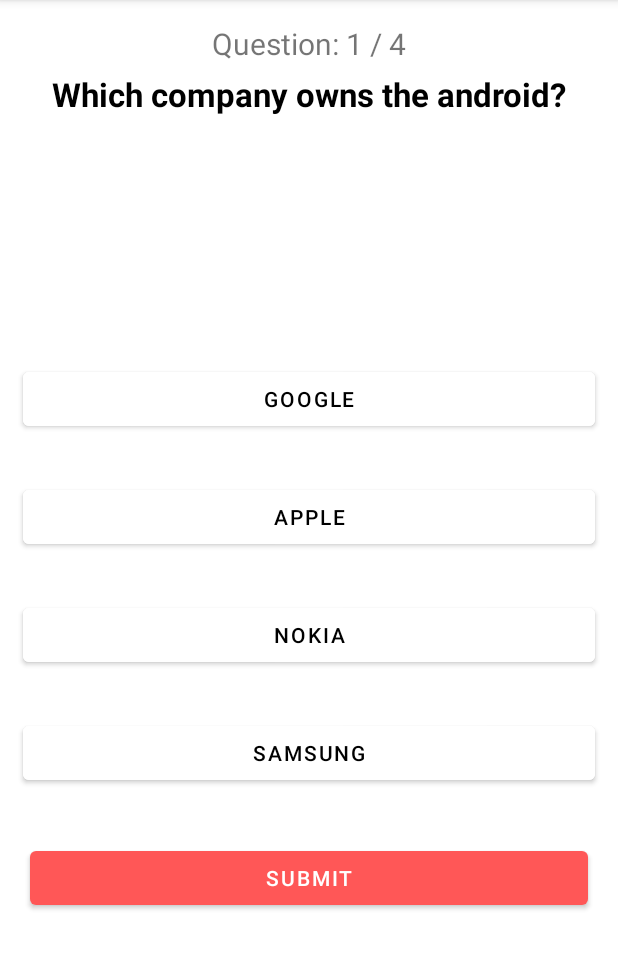
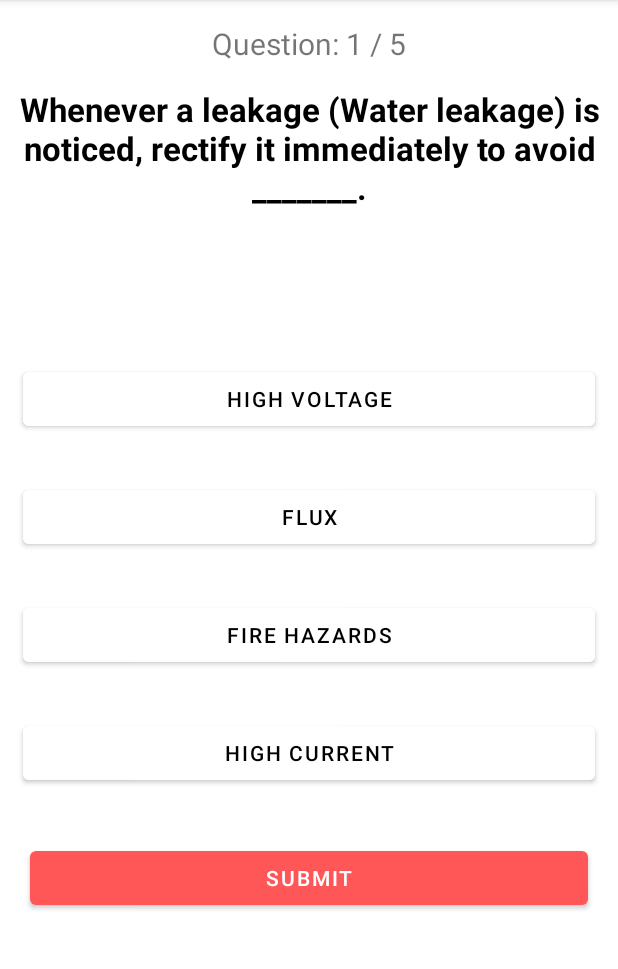
Before and after one commit to harshil-padasala/FireSafety-Application, an Android app: the Quiz screen opened directly, with no data from a screen before it, on a phone screen of 412 x 824 dp, the part 84-1053 px from its top. Run offline under Robolectric (Android 15) with nearby library versions, the phone set to English and light mode, and no system bars.

Commit message:
Modified Quiz activity

```diff
--- a/app/src/main/java/com/example/firesafety/QuestionAnswer.java
+++ b/app/src/main/java/com/example/firesafety/QuestionAnswer.java
@@ -3,24 +3,27 @@ package com.example.firesafety;
 public class QuestionAnswer {
 
     public static String question[] ={
-            "Which company owns the android?",
-            "Which one is not the programming language?",
-            "Where you are watching this video?",
-            "Which company owns the Apple?"
+            "Whenever a leakage (Water leakage) is noticed, rectify it immediately to avoid _______.",
+            "What are the 3 factors that causes Fire?",
+            "Which type of Fire extinguisher must not be used in case of Electric fire?",
+            "What is the role of Class-A extinguisher?",
+            "Which of the following is NOT the cause of Electrical fire?"
     };
 
     public static String choices[][] = {
-            {"Google","Apple","Nokia","Samsung"},
-            {"Java","Kotlin","Notepad","Python"},
-            {"Facebook","Whatsapp","Instagram","Youtube"},
-            {"Google","Apple","Nokia","Samsung"}
+            {"High voltage","Flux","Fire hazards","High current"},
+            {"Heat, Nitrogen, Oxygen","Fuel, Heat, Oxygen","Oxygen, Fuel, Nitrogen","None of the above"},
+            {"Halogen extinguisher","Carbon Chloride extinguisher","Foam extinguisher","Dry powder extinguisher"},
+            {"Used on ordinary combustibles","Used on Flammable liquids","Used on electrically energized fire","Used on nonflammable metals"},
+            {"Loose connections","Open doors","Electrical short circuit","Cooking"}
     };
 
     public static String correctAnswers[] = {
-            "Google",
-            "Notepad",
-            "Youtube",
-            "Apple"
+            "Fire hazards",
+            "Fuel, Heat, Oxygen",
+            "Foam extinguisher",
+            "Used on ordinary combustibles",
+            "Open doors"
     };
 
 }
--- a/app/src/main/java/com/example/firesafety/Quiz.java
+++ b/app/src/main/java/com/example/firesafety/Quiz.java
@@ -60,7 +60,7 @@ public class Quiz extends AppCompatActivity implements View.OnClickListener {
             if(selectedAnswer.equals(QuestionAnswer.correctAnswers[currentQuestionIndex])){
                 score++;
             }
-            totalQuestionsTextView.setText("Question: " + (currentQuestionIndex+1) + " / " + totalQuestion);
+
             currentQuestionIndex++;
             loadNewQuestion();
         }
@@ -77,7 +77,7 @@ public class Quiz extends AppCompatActivity implements View.OnClickListener {
             finishQuiz();
             return;
         }
-
+        totalQuestionsTextView.setText("Question: " + (currentQuestionIndex+1) + " / " + totalQuestion);
         questionTextView.setText(QuestionAnswer.question[currentQuestionIndex]);
         ansA.setText(QuestionAnswer.choices[currentQuestionIndex][0]);
         ansB.setText(QuestionAnswer.choices[currentQuestionIndex][1]);
--- a/app/src/main/res/layout/activity_quiz.xml
+++ b/app/src/main/res/layout/activity_quiz.xml
@@ -24,6 +24,7 @@
         android:layout_below="@+id/total_question"
         android:layout_marginTop="5dp"
         android:layout_marginBottom="5dp"
+        android:paddingTop="10dp"
         android:text="This will be the question"
         android:textAlignment="center"
         android:textColor="@color/black"
```
